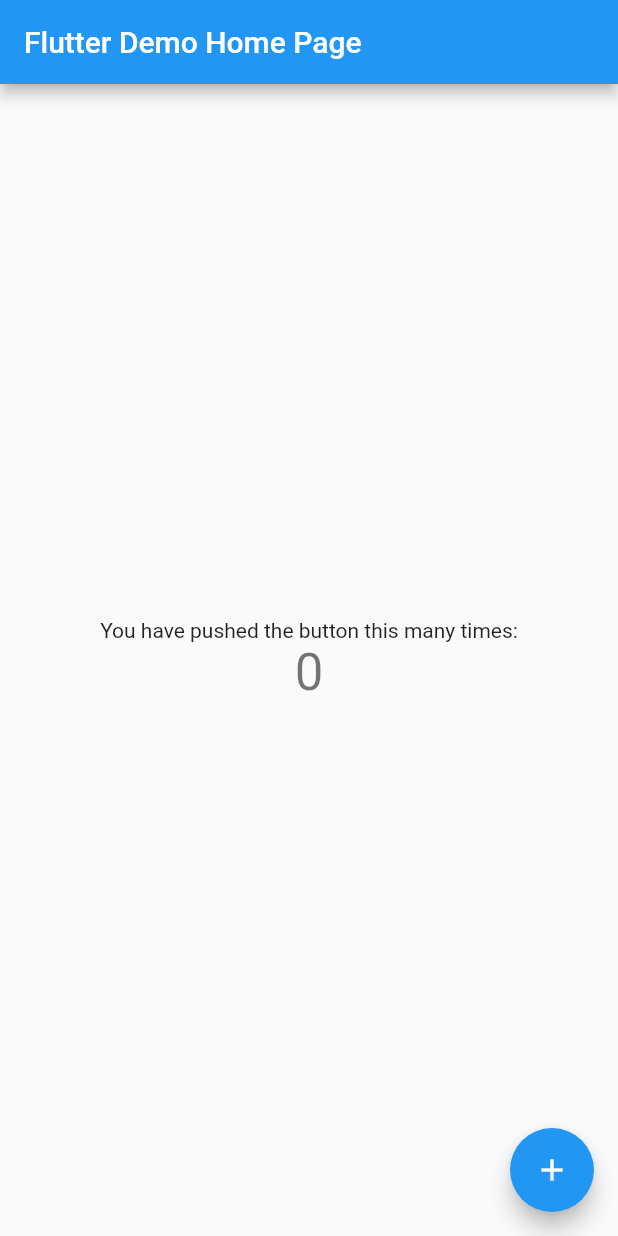
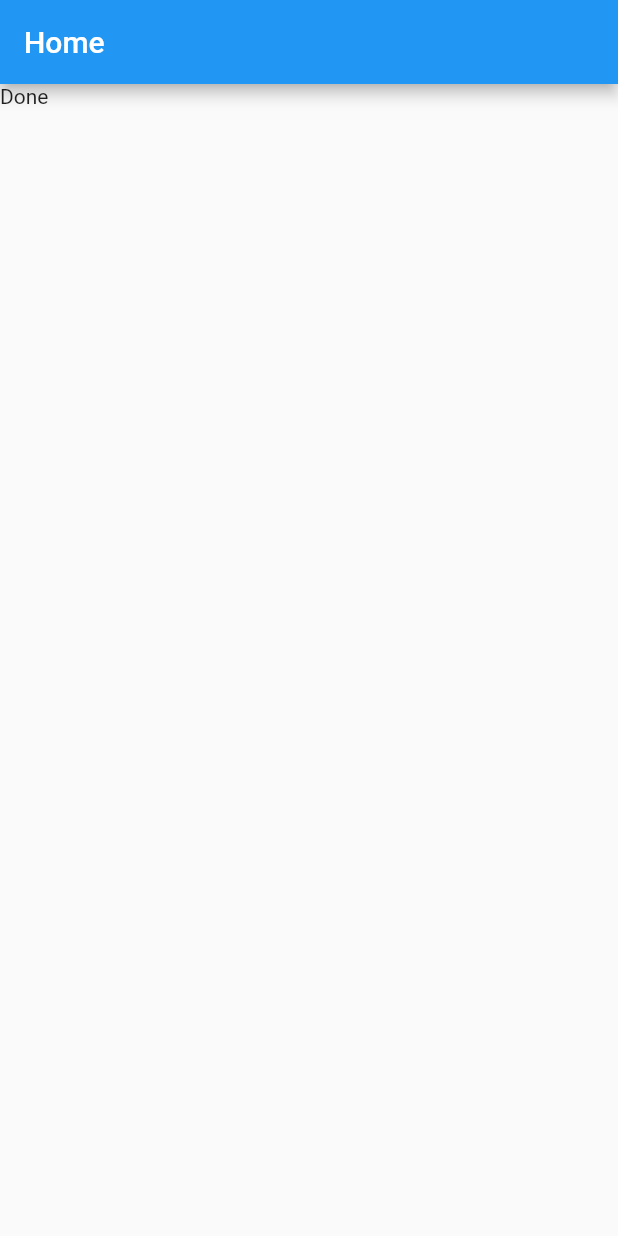
Before and after one commit to dipoengoro/notes-flutter, a Flutter app: the screen it shows after launch, on a phone screen of 412 x 824 dp. Run offline on Flutter 3.47's test engine with Material 2 defaults, Android fonts, the phone set to English and light mode, and no system bars; our stand-ins replace firebase_auth, firebase_core; accounts and stored records are empty; generated files the repository leaves out were written again.

```diff
--- a/lib/main.dart
+++ b/lib/main.dart
@@ -1,115 +1,60 @@
+import 'package:firebase_auth/firebase_auth.dart';
+import 'package:firebase_core/firebase_core.dart';
 import 'package:flutter/material.dart';
+import 'package:flutter_gen/gen_l10n/app_localizations.dart';
+import 'package:flutter_localizations/flutter_localizations.dart';
+import 'package:notes/firebase_options.dart';
 
 void main() {
-  runApp(const MyApp());
+  WidgetsFlutterBinding.ensureInitialized();
+
+  runApp(MaterialApp(
+    title: 'Flutter Demo',
+    localizationsDelegates: [
+      AppLocalizations.delegate,
+      GlobalMaterialLocalizations.delegate,
+      GlobalWidgetsLocalizations.delegate,
+      GlobalCupertinoLocalizations.delegate
+    ],
+    supportedLocales: [
+      Locale('en'),
+      Locale('id'),
+    ],
+    theme: ThemeData(
+      primarySwatch: Colors.blue,
+    ),
+    home: const HomePage(),
+  ));
 }
 
-class MyApp extends StatelessWidget {
-  const MyApp({super.key});
+class HomePage extends StatelessWidget {
+  const HomePage({Key? key}) : super(key: key);
 
-  // This widget is the root of your application.
   @override
   Widget build(BuildContext context) {
-    return MaterialApp(
-      title: 'Flutter Demo',
-      theme: ThemeData(
-        // This is the theme of your application.
-        //
-        // Try running your application with "flutter run". You'll see the
-        // application has a blue toolbar. Then, without quitting the app, try
-        // changing the primarySwatch below to Colors.green and then invoke
-        // "hot reload" (press "r" in the console where you ran "flutter run",
-        // or simply save your changes to "hot reload" in a Flutter IDE).
-        // Notice that the counter didn't reset back to zero; the application
-        // is not restarted.
-        primarySwatch: Colors.blue,
+    var local = AppLocalizations.of(context);
+    return Scaffold(
+      appBar: AppBar(
+        title: Text('Home'),
       ),
-      home: const MyHomePage(title: 'Flutter Demo Home Page'),
+      body: FutureBuilder(
+        future: Firebase.initializeApp(
+          options: DefaultFirebaseOptions.currentPlatform,
+        ),
+        builder: (context, snapshot) {
+          switch (snapshot.connectionState) {
+            case ConnectionState.done:
+              final user = FirebaseAuth.instance.currentUser;
+              user?.emailVerified ?? false
+                  ? print("You're verified")
+                  : print("You're not verified");
+
+              return Text('Done');
+            default:
+              return Text(local.loadingText);
+          }
+        },
+      ),
     );
   }
 }
-
-class MyHomePage extends StatefulWidget {
-  const MyHomePage({super.key, required this.title});
-
-  // This widget is the home page of your application. It is stateful, meaning
-  // that it has a State object (defined below) that contains fields that affect
-  // how it looks.
-
-  // This class is the configuration for the state. It holds the values (in this
-  // case the title) provided by the parent (in this case the App widget) and
-  // used by the build method of the State. Fields in a Widget subclass are
-  // always marked "final".
-
-  final String title;
-
-  @override
-  State<MyHomePage> createState() => _MyHomePageState();
-}
-
-class _MyHomePageState extends State<MyHomePage> {
-  int _counter = 0;
-
-  void _incrementCounter() {
-    setState(() {
-      // This call to setState tells the Flutter framework that something has
-      // changed in this State, which causes it to rerun the build method below
-      // so that the display can reflect the updated values. If we changed
-      // _counter without calling setState(), then the build method would not be
-      // called again, and so nothing would appear to happen.
-      _counter++;
-    });
-  }
-
-  @override
-  Widget build(BuildContext context) {
-    // This method is rerun every time setState is called, for instance as done
-    // by the _incrementCounter method above.
-    //
-    // The Flutter framework has been optimized to make rerunning build methods
-    // fast, so that you can just rebuild anything that needs updating rather
-    // than having to individually change instances of widgets.
-    return Scaffold(
-      appBar: AppBar(
-        // Here we take the value from the MyHomePage object that was created by
-        // the App.build method, and use it to set our appbar title.
-        title: Text(widget.title),
-      ),
-      body: Center(
-        // Center is a layout widget. It takes a single child and positions it
-        // in the middle of the parent.
-        child: Column(
-          // Column is also a layout widget. It takes a list of children and
-          // arranges them vertically. By default, it sizes itself to fit its
-          // children horizontally, and tries to be as tall as its parent.
-          //
-          // Invoke "debug painting" (press "p" in the console, choose the
-          // "Toggle Debug Paint" action from the Flutter Inspector in Android
-          // Studio, or the "Toggle Debug Paint" command in Visual Studio Code)
-          // to see the wireframe for each widget.
-          //
-          // Column has various properties to control how it sizes itself and
-          // how it positions its children. Here we use mainAxisAlignment to
-          // center the children vertically; the main axis here is the vertical
-          // axis because Columns are vertical (the cross axis would be
-          // horizontal).
-          mainAxisAlignment: MainAxisAlignment.center,
-          children: <Widget>[
-            const Text(
-              'You have pushed the button this many times:',
-            ),
-            Text(
-              '$_counter',
-              style: Theme.of(context).textTheme.headlineMedium,
-            ),
-          ],
-        ),
-      ),
-      floatingActionButton: FloatingActionButton(
-        onPressed: _incrementCounter,
-        tooltip: 'Increment',
-        child: const Icon(Icons.add),
-      ), // This trailing comma makes auto-formatting nicer for build methods.
-    );
-  }
-}
--- a/pubspec.yaml
+++ b/pubspec.yaml
@@ -39,6 +39,9 @@ dependencies:
   firebase_auth: ^4.2.10
   cloud_firestore: ^4.4.4
   firebase_analytics: ^10.1.5
+  flutter_localizations:
+    sdk: flutter
+  intl: any
 
 dev_dependencies:
   flutter_test:
@@ -62,6 +65,7 @@ flutter:
   # included with your application, so that you can use the icons in
   # the material Icons class.
   uses-material-design: true
+  generate: true
 
   # To add assets to your application, add an assets section, like this:
   # assets:
```
Also changed, not shown: lib/l10n/app_en.arb (added, +22 -0 lines), lib/l10n/app_id.arb (added, +22 -0 lines), lib/views/login_view.dart (added, +107 -0 lines), lib/views/register_view.dart (added, +111 -0 lines), lib/firebase_options.dart (added), pubspec.lock, 7 other files.
